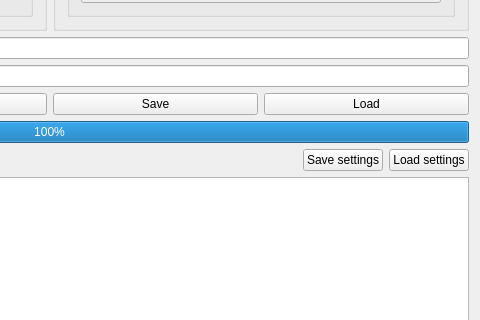
First picture: the form in googlesheetsmodifier.ui, repository 0mniCrow/GoogleSheetWriter, before the edit; both pictures show x 381 to 861 and y 202 to 522 of the 861 by 718 pixel window.
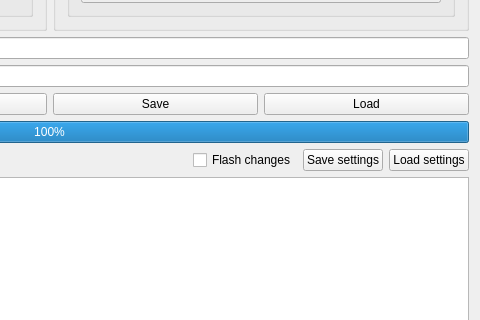
Second picture: the form after the edit.

```diff
--- a/googlesheetsmodifier.ui
+++ b/googlesheetsmodifier.ui
@@ -314,6 +314,13 @@
        </property>
       </spacer>
      </item>
+     <item>
+      <widget class="QCheckBox" name="checkBox_FlashChanges">
+       <property name="text">
+        <string>Flash changes</string>
+       </property>
+      </widget>
+     </item>
      <item>
       <widget class="QPushButton" name="Button_Save_settings">
        <property name="text">
```
